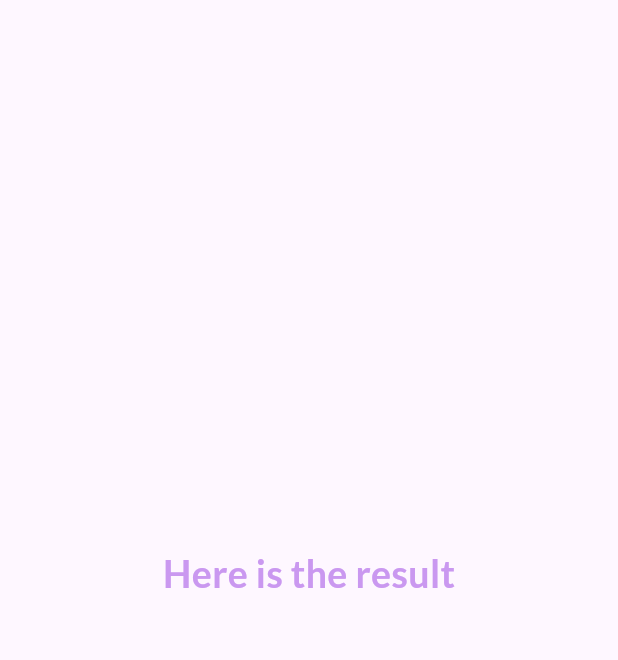
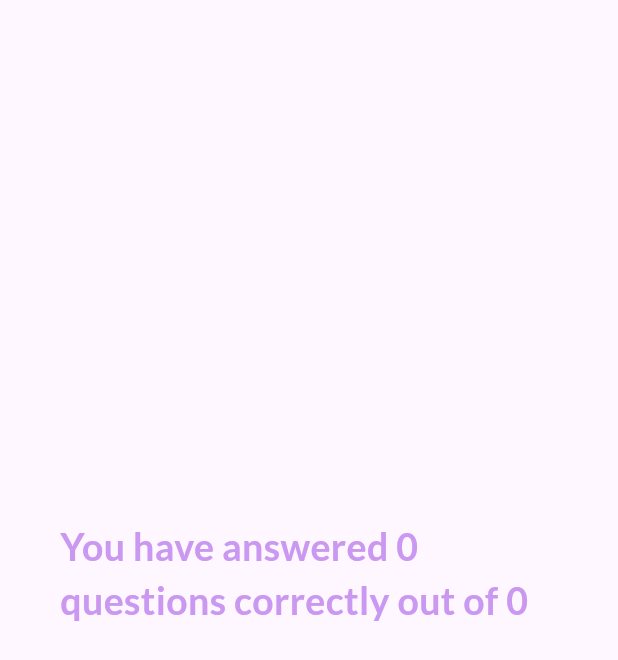
Before and after one commit to swapnilgt/flutter, a Flutter app: the ResultScreen widget shown alone on an empty page, opened directly with empty values, on a phone screen of 412 x 824 dp. Shown: the top 660 px of the screen. Run offline on Flutter 3.47's test engine with Material 3 defaults, Android fonts, the phone set to English and light mode, and no system bars; our stand-ins replace google_fonts.

Commit message:
computing the number of correct answers and passing it

```diff
--- a/adv_basics/lib/ui/quiz.dart
+++ b/adv_basics/lib/ui/quiz.dart
@@ -1,3 +1,4 @@
+import 'package:adv_basics/data/questions.dart';
 import 'package:adv_basics/ui/app_background.dart';
 import 'package:adv_basics/ui/home_page.dart';
 import 'package:adv_basics/ui/questions/questions_screen.dart';
@@ -16,6 +17,7 @@ class Quiz extends StatefulWidget {
 class _QuizState extends State<Quiz> {
   List<String> selectedAnswers = [];
   var activeScreen = 'start-screen';
+  int corectlyAnswered = 0;
 
   @override
   void initState() {
@@ -28,6 +30,14 @@ class _QuizState extends State<Quiz> {
   }
 
   void onQuizCompleted() {
+    // computing the correct answers.
+    /*for(int i = 0; i < questions.length; i++) {
+
+      if(questions[i].answers[0] == selectedAnswers[i]){
+        corectlyAnswered++;
+      }
+    }*/
+
     setState(() {
       activeScreen = 'result-screen';
     });
@@ -51,7 +61,7 @@ class _QuizState extends State<Quiz> {
         quizCompleted: onQuizCompleted,
       );
     } else if(activeScreen == 'result-screen') {
-      screenWidget = ResultScreen(chosenAnswers: selectedAnswers,);
+      screenWidget = ResultScreen(chosenAnswers: selectedAnswers, correctlyAnswered: corectlyAnswered,);
     } else {
       throw Exception("In correct value for active screen $activeScreen");
     }
--- a/adv_basics/lib/ui/results/question_summary.dart
+++ b/adv_basics/lib/ui/results/question_summary.dart
@@ -2,7 +2,7 @@ import 'package:flutter/material.dart';
 
 class QuestionSummary extends StatelessWidget {
 
-  const QuestionSummary({super.key, required this.summaryData});
+  const QuestionSummary({super.key, required this.summaryData,});
 
   final List<Map<String, Object>> summaryData;
 
@@ -15,13 +15,15 @@ class QuestionSummary extends StatelessWidget {
             mainAxisAlignment: MainAxisAlignment.center,
             children: [
               Text(((data['question_index'] as int) + 1).toString()),
-              Column(
+              Expanded(
+                child: Column(
                   children: [
                     Text(data['question'] as String),
                     const SizedBox(height: 5),
                     Text(data['user_answer'] as String),
                     Text(data['correct_answer'] as String),
                   ],
+                ),
               ),
             ],
           );
--- a/adv_basics/lib/ui/results/result_screen.dart
+++ b/adv_basics/lib/ui/results/result_screen.dart
@@ -4,9 +4,11 @@ import 'package:flutter/material.dart';
 import 'package:google_fonts/google_fonts.dart';
 
 class ResultScreen extends StatelessWidget {
-  const ResultScreen({super.key, required this.chosenAnswers});
+  const ResultScreen({super.key, required this.chosenAnswers, required this.correctlyAnswered});
 
   final List<String> chosenAnswers;
+  final int correctlyAnswered;
+
 
   @override
   Widget build(BuildContext context) {
@@ -18,7 +20,7 @@ class ResultScreen extends StatelessWidget {
           mainAxisAlignment: MainAxisAlignment.center,
           children: [
             Text(
-              "Here is the result",
+              "You have answered $correctlyAnswered questions correctly out of ${chosenAnswers.length}",
               style: GoogleFonts.lato(
                 color: const Color.fromARGB(255, 202, 152, 240),
                 fontSize: 25,
@@ -28,6 +30,7 @@ class ResultScreen extends StatelessWidget {
             const SizedBox(height: 30,),
             QuestionSummary(
               summaryData: SummaryDateUseCase().getSummaryData(chosenAnswers),
+
             ),
             const SizedBox(height: 30,),
           ],
```
Lines whose indentation alone changed are shown as unchanged.
